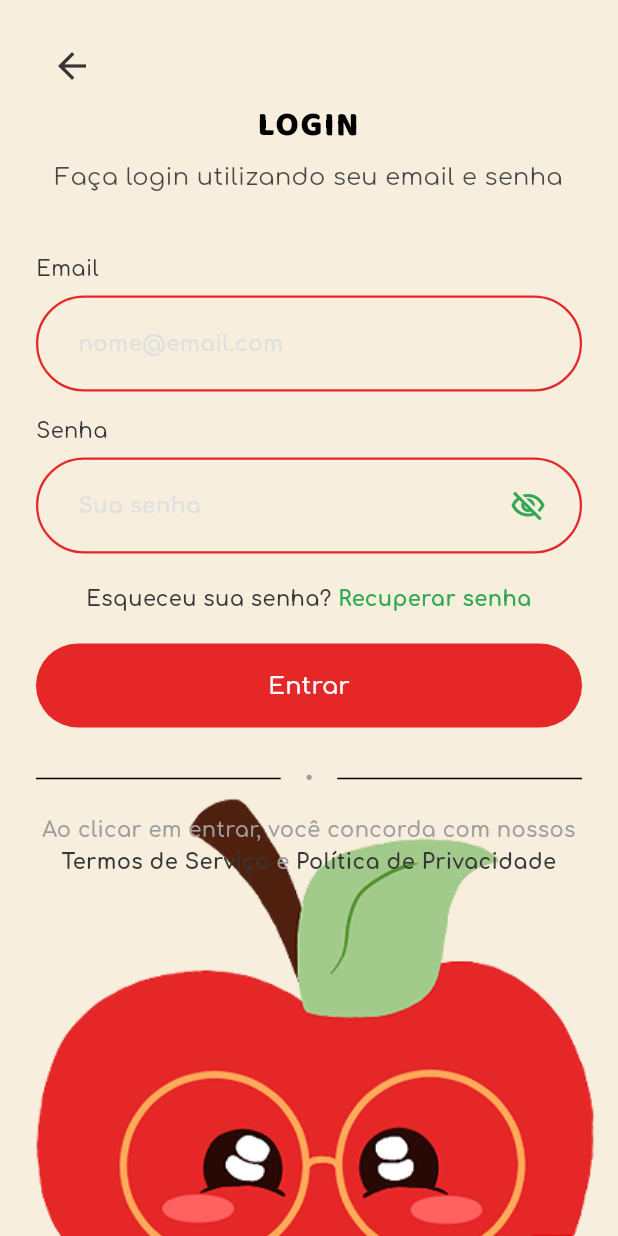
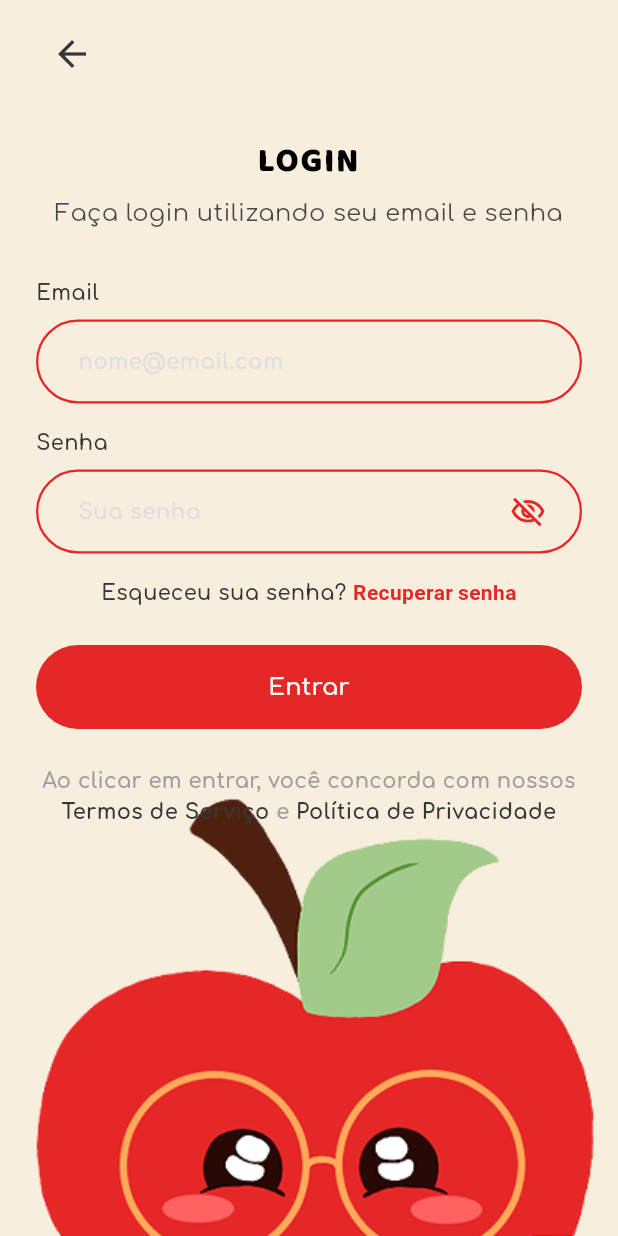
Before and after one commit to Best-of-the-class/Poupas, a Flutter app: the screen it shows after launch, after a tap on "Faça login", on a phone screen of 412 x 824 dp. Run offline on Flutter 3.47's test engine with Material 3 defaults, Android fonts, the phone set to English and light mode, and no system bars; our stand-ins replace dotted_border, flutter_animate, flutter_bloc, flutter_dotenv, get_it, go_router and 1 more; missing offline and left inert: flutter_quill, window_manager.

Commit message:
:lipstinckok_hand: syle: Adicionando tela de login para desktop e logica de responsividade

```diff
--- /dev/null
+++ b/lib/core/features/login/presentation/layouts/login_mobile_layout.dart
@@ -0,0 +1,33 @@
+import 'package:flutter/material.dart';
+
+import '../../../../widgets/background.dart';
+import '../../../../widgets/navigate_top_corner.dart';
+
+import '../widgets/login_form.dart';
+
+class LoginMobileLayout extends StatelessWidget {
+  const LoginMobileLayout({super.key});
+
+  @override
+  Widget build(BuildContext context) {
+    return Background(
+      position: ImagePosition.bottom,
+      imageSize: 393,
+      imagePath:
+          'lib/core/assets/images/poup_bottom.png',
+      child: const Padding(
+        padding: EdgeInsets.fromLTRB(24, 12, 24, 24),
+        child: Column(
+          crossAxisAlignment: CrossAxisAlignment.start,
+          children: [
+            NavigateTopCorner(route: 'welcome'),
+            SizedBox(height: 12),
+            Expanded(
+              child: LoginForm(),
+            ),
+          ],
+        ),
+      ),
+    );
+  }
+}
--- a/lib/core/features/sign_in/presentation/pages/loading_page.dart
+++ b/lib/core/features/login/presentation/pages/loading_page.dart
@@ -9,7 +9,7 @@ class LoadingPage extends StatelessWidget {
   const LoadingPage({
     super.key,
     this.text = "maçãs",
-    this.imagePath = 'lib/core/features/sign_in/presentation/assets/images/poup_caterpillar.png',
+    this.imagePath = 'lib/core/features/login/presentation/assets/images/poup_caterpillar.png',
     this.backgroundColor = const Color(0xFFF7EEDD),
   });
 
--- /dev/null
+++ b/lib/core/features/login/presentation/pages/login_page.dart
@@ -0,0 +1,54 @@
+import 'package:flutter/material.dart';
+import 'package:flutter_bloc/flutter_bloc.dart';
+import 'package:go_router/go_router.dart';
+
+import '../../../../responsive/responsive_builder.dart';
+import '../../../../widgets/pop_up.dart';
+import '../../../../widgets/wide_button.dart';
+
+import '../bloc/login_bloc.dart';
+import '../layouts/login_desktop_layout.dart';
+import '../layouts/login_mobile_layout.dart';
+
+class LoginPage extends StatelessWidget {
+  const LoginPage({super.key});
+
+  Future<void> _showErrorPopup(
+    BuildContext context,
+    String message,
+  ) async {
+    await showDialog(
+      context: context,
+      builder: (_) => PopUp(
+        title: 'Ops!',
+        subtitle: message,
+        buttons: [
+          WideButton(
+            text: 'Tentar novamente',
+            onPress: () => Navigator.pop(context),
+          ),
+        ],
+      ),
+    );
+  }
+
+  @override
+  Widget build(BuildContext context) {
+    return BlocListener<LoginBloc, LoginState>(
+      listener: (context, state) {
+        if (state is LoginSuccess) {
+          context.go('/home');
+        }
+
+        if (state is LoginError) {
+          _showErrorPopup(context, state.message);
+        }
+      },
+      child: const ResponsiveBuilder(
+        mobile: LoginMobileLayout(),
+        tablet: LoginDesktopLayout(),
+        desktop: LoginDesktopLayout(),
+      ),
+    );
+  }
+}
--- /dev/null
+++ b/lib/core/features/login/presentation/widgets/login_form.dart
@@ -0,0 +1,181 @@
+import 'package:pomo/core/theme/app_colors.dart';
+import 'package:flutter/gestures.dart';
+import 'package:flutter/material.dart';
+import 'package:flutter_bloc/flutter_bloc.dart';
+import 'package:go_router/go_router.dart';
+
+import '../../../../widgets/heading_text.dart';
+import '../../../../widgets/input.dart';
+import '../../../../widgets/wide_button.dart';
+
+import '../bloc/login_bloc.dart';
+
+class LoginForm extends StatefulWidget {
+  const LoginForm({super.key});
+
+  @override
+  State<LoginForm> createState() => _LoginFormState();
+}
+
+class _LoginFormState extends State<LoginForm> {
+  String email = '';
+  String password = '';
+  bool obscure = true;
+
+  @override
+  Widget build(BuildContext context) {
+    final theme = Theme.of(context);
+    final colors = theme.colorScheme;
+
+    return SingleChildScrollView(
+      child: Center(
+        child: SizedBox(
+          width: double.infinity,
+          child: Column(
+            crossAxisAlignment: CrossAxisAlignment.center,
+            children: [
+              const SizedBox(height: 20),
+
+              const HeadingText(
+                title: 'Login',
+                subtitle: 'Faça login utilizando seu email e senha',
+              ),
+
+              const SizedBox(height: 32),
+
+              Align(
+                alignment: Alignment.centerLeft,
+                child: Text(
+                  'Email',
+                  style: theme.textTheme.bodyMedium,
+                ),
+              ),
+
+              const SizedBox(height: 8),
+
+              Input(
+                hint: 'nome@email.com',
+                keyboardType: TextInputType.emailAddress,
+                onChanged: (v) => email = v,
+              ),
+
+              const SizedBox(height: 16),
+
+              Align(
+                alignment: Alignment.centerLeft,
+                child: Text(
+                  'Senha',
+                  style: theme.textTheme.bodyMedium,
+                ),
+              ),
+
+              const SizedBox(height: 8),
+
+              Input(
+                hint: 'Sua senha',
+                obscureText: obscure,
+                onChanged: (v) => password = v,
+                suffixIcon: IconButton(
+                  onPressed: () {
+                    setState(() {
+                      obscure = !obscure;
+                    });
+                  },
+                  icon: Icon(
+                    obscure
+                        ? Icons.visibility_off_outlined
+                        : Icons.visibility_outlined,
+                    color:AppColors.primary,
+                  ),
+                ),
+              ),
+
+              const SizedBox(height: 16),
+
+              SizedBox(
+                width: double.infinity,
+                child: RichText(
+                  textAlign: TextAlign.center,
+                  text: TextSpan(
+                    style: theme.textTheme.bodyMedium,
+                    children: [
+                      const TextSpan(
+                        text: 'Esqueceu sua senha? ',
+                      ),
+                      TextSpan(
+                        text: 'Recuperar senha',
+                        style: TextStyle(
+                          color: AppColors.primary,
+                          fontWeight: FontWeight.bold,
+                        ),
+                        recognizer: TapGestureRecognizer()
+                          ..onTap = () {
+                            context.push('/forgot-password');
+                          },
+                      ),
+                    ],
+                  ),
+                ),
+              ),
+
+              const SizedBox(height: 24),
+
+              BlocBuilder<LoginBloc, LoginState>(
+                builder: (context, state) {
+                  final loading = state is LoginLoading;
+
+                  return WideButton(
+                    text: loading ? 'Carregando...' : 'Entrar',
+                    onPress: () {
+                      if (loading) return;
+
+                      context.read<LoginBloc>().add(
+                            LoginSubmitted(email, password),
+                          );
+                    },
+                  );
+                },
+              ),
+
+              const SizedBox(height: 24),
+
+              SizedBox(
+                width: double.infinity,
+                child: RichText(
+                  textAlign: TextAlign.center,
+                  text: TextSpan(
+                    style: theme.textTheme.bodyMedium?.copyWith(
+                      color: Colors.grey,
+                      height: 1.5,
+                    ),
+                    children: [
+                      const TextSpan(
+                        text:
+                            'Ao clicar em entrar, você concorda com nossos ',
+                      ),
+                      TextSpan(
+                        text: 'Termos de Serviço',
+                        style: theme.textTheme.bodyMedium?.copyWith(
+                          fontWeight: FontWeight.bold,
+                          color: colors.onSurface,
+                        ),
+                      ),
+                      const TextSpan(text: ' e '),
+                      TextSpan(
+                        text: 'Política de Privacidade',
+                        style: theme.textTheme.bodyMedium?.copyWith(
+                          fontWeight: FontWeight.bold,
+                          color: colors.onSurface,
+                        ),
+                      ),
+                    ],
+                  ),
+                ),
+              ),
+            ],
+          ),
+        ),
+      ),
+    );
+  }
+}
--- a/lib/core/features/sign_in/presentation/pages/login_page.dart
+++ /dev/null
@@ -1,232 +0,0 @@
-import 'package:flutter/material.dart';
-import 'package:flutter_bloc/flutter_bloc.dart';
-import 'package:go_router/go_router.dart';
-import 'package:flutter/gestures.dart';
-
-import '../../../../widgets/background.dart';
-import '../../../../widgets/wide_button.dart';
-import '../../../../widgets/input.dart';
-import '../../../../widgets/heading_text.dart';
-import '../../../../widgets/navigate_top_corner.dart';
-import '../../../../widgets/pop_up.dart';
-
-import '../bloc/login_bloc.dart';
-
-class LoginPage extends StatefulWidget {
-  const LoginPage({super.key});
-
-  @override
-  State<LoginPage> createState() => _LoginPageState();
-}
-
-class _LoginPageState extends State<LoginPage> {
-  String _userEmail = '';
-  bool _obscurePassword = true;
-  String _password = '';
-
-  Future<void> _showErrorPopup(BuildContext context, String message) async {
-    await showGeneralDialog(
-      context: context,
-      barrierDismissible: false,
-      barrierColor: Colors.black.withValues(alpha: 0.5),
-      transitionDuration: const Duration(milliseconds: 200),
-      pageBuilder: (context, anim1, anim2) {
-        return Center(
-          child: PopUp(
-            title: 'Ops!',
-            subtitle: message,
-            buttons: [
-              WideButton(
-                text: 'Tentar novamente',
-                onPress: () => Navigator.pop(context),
-              ),
-            ],
-          ),
-        );
-      },
-    );
-  }
-
-  @override
-  Widget build(BuildContext context) {
-    final textTheme = Theme.of(context).textTheme;
-    final colorScheme = Theme.of(context).colorScheme;
-
-    return BlocListener<LoginBloc, LoginState>(
-      listener: (context, state) {
-        if (state is LoginSuccess) {
-          context.go('/home');
-        } else if (state is LoginError) {
-          _showErrorPopup(context, state.message);
-        }
-      },
-      child: Background(
-        position: ImagePosition.bottom,
-        imageSize: 393,
-        imagePath:
-            'lib/core/features/sign_in/presentation/assets/images/poup_bottom.png',
-        child: Padding(
-          padding: const EdgeInsets.symmetric(horizontal: 24.0),
-          child: SingleChildScrollView(
-            child: Column(
-              children: [
-                const SizedBox(height: 20),
-                const Align(
-                  alignment: Alignment.centerLeft,
-                  child: NavigateTopCorner(route: 'welcome'),
-                ),
-                const HeadingText(
-                  title: 'Login',
-                  subtitle: 'Faça login utilizando seu email e senha',
-                ),
-                const SizedBox(height: 40),
-
-                Align(
-                  alignment: Alignment.centerLeft,
-                  child: Text(
-                    'Email',
-                    style: textTheme.bodyMedium?.copyWith(
-                      fontWeight: FontWeight.w500,
-                      color: colorScheme.onSurface,
-                    ),
-                  ),
-                ),
-
-                const SizedBox(height: 8),
-                Input(
-                  hint: 'nome@email.com',
-                  keyboardType: TextInputType.emailAddress,
-                  onChanged: (value) => _userEmail = value,
-                ),
-
-                const SizedBox(height: 16),
-
-                Align(
-                  alignment: Alignment.centerLeft,
-                  child: Text(
-                    'Senha',
-                    style: textTheme.bodyMedium?.copyWith(
-                      fontWeight: FontWeight.w500,
-                      color: colorScheme.onSurface,
-                    ),
-                  ),
-                ),
-
-                const SizedBox(height: 8),
-                Input(
-                  hint: 'Sua senha',
-                  obscureText: _obscurePassword,
-                  onChanged: (value) => _password = value,
-                  suffixIcon: IconButton(
-                    icon: Icon(
-                      _obscurePassword
-                          ? Icons.visibility_off_outlined
-                          : Icons.visibility_outlined,
-                      color: colorScheme.primary,
-                    ),
-                    onPressed: () =>
-                        setState(() => _obscurePassword = !_obscurePassword),
-                  ),
-                ),
-
-                const SizedBox(height: 20),
-
-                RichText(
-                  textAlign: TextAlign.center,
-                  text: TextSpan(
-                    style: textTheme.bodyMedium,
-                    children: [
-                      const TextSpan(text: 'Esqueceu sua senha? '),
-                      TextSpan(
-                        text: 'Recuperar senha',
-                        style: textTheme.bodyMedium?.copyWith(
-                          color: colorScheme.primary,
-                          fontWeight: FontWeight.bold,
-                        ),
-                        recognizer: TapGestureRecognizer()
-                          ..onTap = () {
-                            context.push('/forgot-password');
-                          },
-                      ),
-                    ],
-                  ),
-                ),
-
-                const SizedBox(height: 20),
-
-                BlocBuilder<LoginBloc, LoginState>(
-                  builder: (context, state) {
-                    final isLoading = state is LoginLoading;
-
-                    return WideButton(
-                      text: isLoading ? 'Carregando...' : 'Entrar',
-                      onPress: () {
-                        if (isLoading) return;
-
-                        context.read<LoginBloc>().add(
-                          LoginSubmitted(_userEmail, _password),
-                        );
-                      },
-                    );
-                  },
-                ),
-
-                const SizedBox(height: 24),
-
-                Row(
-                  children: [
-                    const Expanded(child: Divider(thickness: 1)),
-                    Padding(
-                      padding: const EdgeInsets.symmetric(horizontal: 16),
-                      child: Text(
-                        '•',
-                        style: textTheme.bodyMedium?.copyWith(
-                          color: Colors.grey,
-                        ),
-                      ),
-                    ),
-                    const Expanded(child: Divider(thickness: 1)),
-                  ],
-                ),
-
-                const SizedBox(height: 14),
-
-                RichText(
-                  textAlign: TextAlign.center,
-                  text: TextSpan(
-                    style: textTheme.bodyMedium?.copyWith(
-                      color: Colors.grey,
-                      height: 1.5,
-                    ),
-                    children: [
-                      const TextSpan(
-                        text: 'Ao clicar em entrar, você concorda com nossos ',
-                      ),
-                      TextSpan(
-                        text: 'Termos de Serviço',
-                        style: textTheme.bodyMedium?.copyWith(
-                          fontWeight: FontWeight.bold,
-                          color: colorScheme.onSurface,
-                        ),
-                      ),
-                      const TextSpan(text: ' e '),
-                      TextSpan(
-                        text: 'Política de Privacidade',
-                        style: textTheme.bodyMedium?.copyWith(
-                          fontWeight: FontWeight.bold,
-                          color: colorScheme.onSurface,
-                        ),
-                      ),
-                    ],
-                  ),
-                ),
-
-                const SizedBox(height: 14),
-              ],
-            ),
-          ),
-        ),
-      ),
-    );
-  }
-}
--- a/lib/core/features/sign_in/presentation/pages/sign_in_page.dart
+++ b/lib/core/features/sign_in/presentation/pages/sign_in_page.dart
@@ -79,7 +79,7 @@ class _SignInPageState extends State<SignInPage> {
         position: ImagePosition.bottom,
         imageSize: 393,
         imagePath:
-            'lib/core/features/sign_in/presentation/assets/images/poup_bottom.png',
+            'lib/core/assets/images/poup_bottom.png',
         child: Padding(
           padding: const EdgeInsets.symmetric(horizontal: 24.0),
           child: SingleChildScrollView(
--- a/lib/core/features/sign_in/presentation/pages/sign_in_password_page.dart
+++ b/lib/core/features/sign_in/presentation/pages/sign_in_password_page.dart
@@ -78,7 +78,7 @@ class _SignInPagePasswordState extends State<SignInPagePassword> {
         position: ImagePosition.bottom,
         imageSize: 393,
         imagePath:
-            'lib/core/features/sign_in/presentation/assets/images/poup_bottom.png',
+            'lib/core/assets/images/poup_bottom.png',
         child: Padding(
           padding: const EdgeInsets.symmetric(horizontal: 24.0),
           child: SingleChildScrollView(
--- a/lib/core/network/adapters/routes_adapter.dart
+++ b/lib/core/network/adapters/routes_adapter.dart
@@ -3,13 +3,13 @@ import 'package:flutter/foundation.dart';
 import 'package:go_router/go_router.dart';
 import 'package:flutter_bloc/flutter_bloc.dart';
 import 'package:pomo/core/features/edit_profile/presentation/pages/edit_profile_page.dart';
-import '../../features/sign_in/presentation/pages/loading_page.dart';
+import '../../features/login/presentation/pages/loading_page.dart';
 import '../../features/home/presentation/pages/home_page.dart';
 import '../../features/user_profile/presentation/pages/profile_page.dart';
-import '../../features/sign_in/presentation/bloc/login_bloc.dart';
+import '../../features/login/presentation/bloc/login_bloc.dart';
 import '../../features/sign_in/presentation/pages/sign_in_password_page.dart';
 import '../../features/sign_in/presentation/pages/sign_in_page.dart';
-import '../../features/sign_in/presentation/pages/login_page.dart';
+import '../../features/login/presentation/pages/login_page.dart';
 import '../../features/forgot_password/presentation/pages/forgot_password_page.dart';
 import '../../features/forgot_password/presentation/pages/forgot_password_code_page.dart';
 import '../../features/forgot_password/presentation/pages/forgot_password_reset_page.dart';
@@ -53,7 +53,7 @@ class RoutesAdapter {
 
   static GoRouter get router {
     _router ??= GoRouter(
-      initialLocation: isDesktopAdmin ? '/admin-activities' : '/loadingWelcome',
+      initialLocation: isDesktopAdmin ? '/login' : '/loadingWelcome',
       routes: [
         GoRoute(
           name: loadingWelcome,
--- /dev/null
+++ b/lib/core/responsive/breakpoints.dart
@@ -0,0 +1,10 @@
+/// Classe central onde ficam definidos todos os breakpoints do projeto.
+/// Se quiser mudar responsividade, altere somente aqui.
+class AppBreakpoints {
+  /// Limite máximo do mobile. Menor que 600 = celular
+  static const mobile = 600.0;
+  /// Limite inicial tablet. 600 até 1023
+  static const tablet = 1024.0;
+  /// Desktop grande. A partir de 1440
+  static const desktop = 1440.0;
+}
--- /dev/null
+++ b/lib/core/responsive/responsive_builder.dart
@@ -0,0 +1,33 @@
+import 'package:flutter/material.dart';
+import 'breakpoints.dart';
+
+/// Widget responsável por trocar layouts automaticamente conforme a largura da tela.
+class ResponsiveBuilder extends StatelessWidget {
+  final Widget mobile;
+  final Widget? tablet;
+  final Widget desktop;
+
+  const ResponsiveBuilder({
+    super.key,
+    required this.mobile,
+    this.tablet,
+    required this.desktop,
+  });
+
+  @override
+  Widget build(BuildContext context) {
+    // Captura largura atual da tela
+    final width = MediaQuery.of(context).size.width;
+
+    // Se largura for igual ou maior que tablet,usa layout desktop.
+    if (width >= AppBreakpoints.tablet) {
+      return desktop;
+    }
+    // Se largura for igual ou maior que mobile, usa layout tablet. Caso tablet não exista, usa mobile.
+    if (width >= AppBreakpoints.mobile) {
+      return tablet ?? mobile;
+    }
+    // Caso contrário, usa layout mobile.
+    return mobile;
+  }
+}
--- a/lib/core/widgets/input.dart
+++ b/lib/core/widgets/input.dart
@@ -23,6 +23,10 @@ class Input extends StatelessWidget {
 
   @override
   Widget build(BuildContext context) {
+    final isMobile = MediaQuery.of(context).size.width < 600;
+
+    final double verticalPadding = isMobile ? 16 : 2;
+
     return TextFormField(
       onChanged: onChanged,
       obscureText: obscureText,
@@ -33,9 +37,9 @@ class Input extends StatelessWidget {
       decoration: InputDecoration(
         hintText: hint,
         hintStyle: AppTextStyles.body.copyWith(color: AppColors.border),
-        contentPadding: const EdgeInsets.symmetric(
+        contentPadding: EdgeInsets.symmetric(
           horizontal: 24,
-          vertical: 20,
+          vertical: verticalPadding,
         ),
 
         suffixIcon: suffixIcon != null
--- a/lib/core/widgets/wide_button.dart
+++ b/lib/core/widgets/wide_button.dart
@@ -23,6 +23,8 @@ class WideButton extends StatelessWidget {
   @override
   Widget build(BuildContext context) {
     final isMobile = MediaQuery.of(context).size.width < 600;
+    // mesma altura do input
+    final double height = isMobile ? 56 : 46;
 
     final effectiveBgColor = backgroundColor ?? AppColors.primary;
     final effectiveTextColor = textColor ?? AppColors.textLight;
@@ -40,7 +42,6 @@ class WideButton extends StatelessWidget {
 
     final child = icon != null
         ? Row(
-            mainAxisSize: isMobile ? MainAxisSize.max : MainAxisSize.min,
             mainAxisAlignment: MainAxisAlignment.center,
             children: [
               icon!,
@@ -64,10 +65,12 @@ class WideButton extends StatelessWidget {
       child: child,
     );
 
-    return SizedBox(
-      height: 56,
-      width: isMobile ? double.infinity : null,
-      child: button,
+    return FractionallySizedBox(
+      widthFactor: isMobile ? 1.0 : 0.80, // desktop menor que input
+      child: SizedBox(
+        height: height,
+        child: button,
+      ),
     );
   }
 }
--- a/pubspec.yaml
+++ b/pubspec.yaml
@@ -71,7 +71,8 @@ flutter:
 
   assets:
     - .env
-    - lib/core/features/sign_in/presentation/assets/images/poup_bottom.png
+
+
     - lib/core/features/sign_in/presentation/assets/images/poup_caterpillar.png
     - lib/core/features/forgot_password/presentation/assets/images/poup_check.png
     - lib/core/features/user_profile/presentation/assets/images/avatar_1.png
@@ -95,6 +96,8 @@ flutter:
     - lib/core/assets/images/poup-happy.png
     - lib/core/assets/images/maca-check.png
     - lib/core/assets/images/maca-sad.png
+    - lib/core/assets/images/poup_bottom.png
+    - lib/core/assets/images/poupas_assinatura.png
     - lib/core/assets/images/background-arvore-trilha.png
     - lib/core/features/entry/presentation/assets/image/Poup.png
     - lib/core/features/entry/presentation/assets/image/oculos.png
```
Also changed, not shown: lib/core/features/login/presentation/layouts/login_desktop_layout.dart (added, +74 -0 lines), lib/core/responsive/size_extensions.dart (added, +27 -0 lines), lib/core/assets/images/poup_bottom.png (renamed from lib/core/features/sign_in/presentation/assets/images/poup_bottom.png), lib/core/assets/images/poupas_assinatura.png (added), lib/core/features/login/presentation/bloc/login_bloc.dart (renamed from lib/core/features/sign_in/presentation/bloc/login_bloc.dart), lib/core/features/login/presentation/bloc/login_validator.dart (renamed from lib/core/features/sign_in/presentation/bloc/login_validator.dart).
